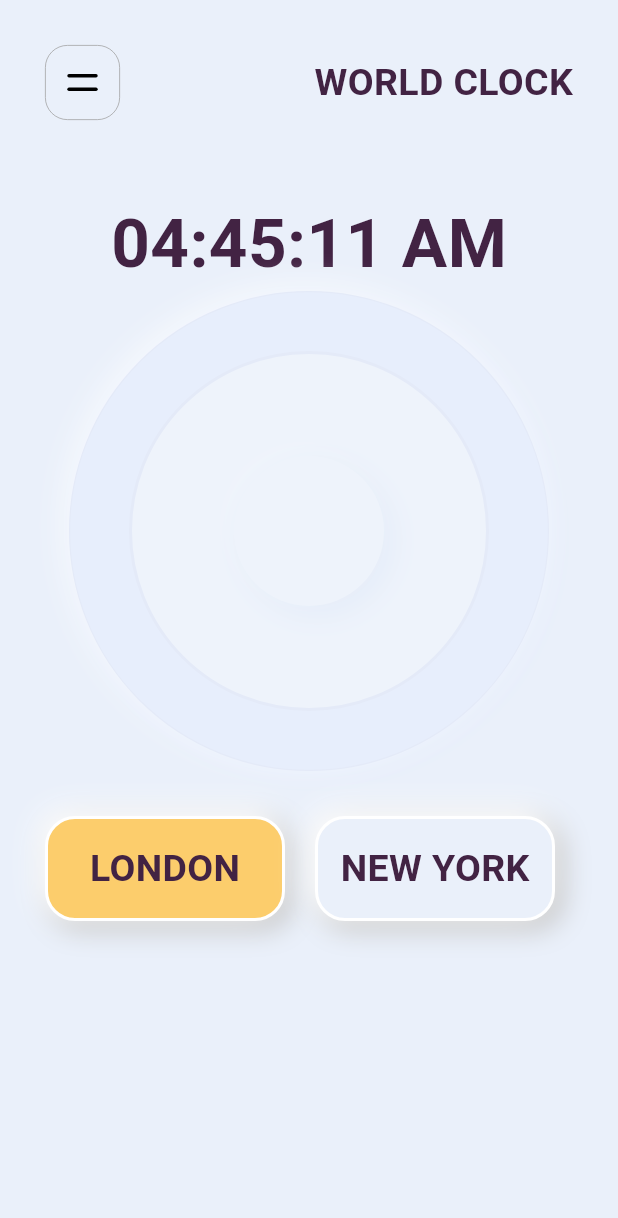
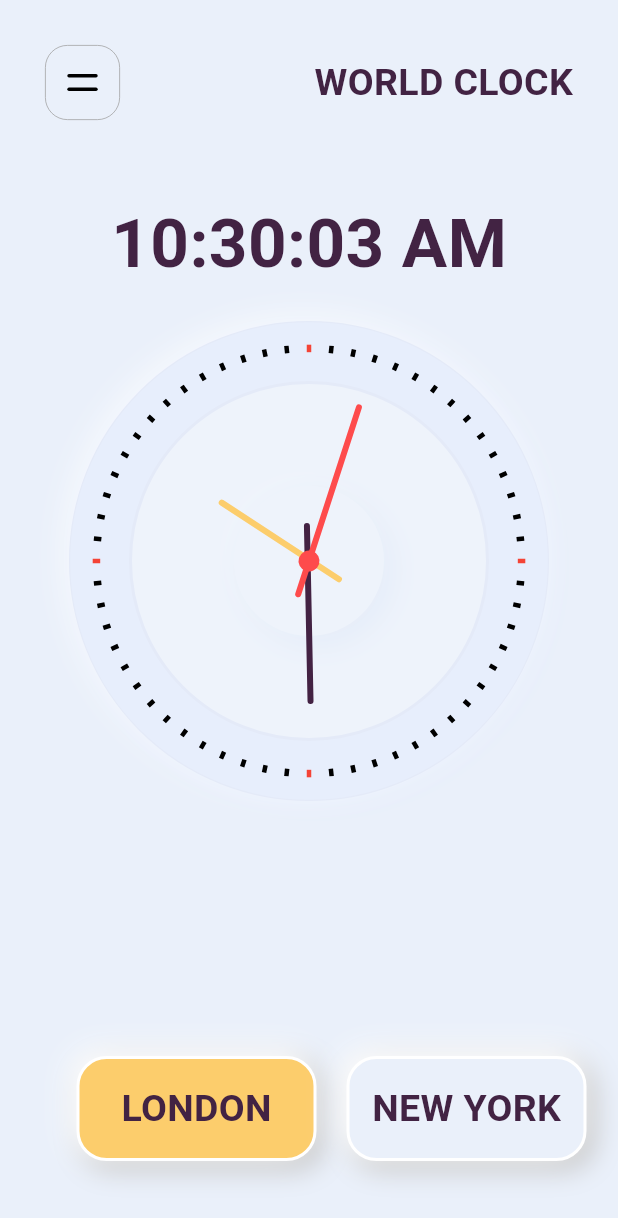
Before and after one commit to nikkieke/flutter_micro_interactions, a Flutter app: the ClockScreen screen opened directly, after a tap on "LONDON", on a phone screen of 412 x 824 dp. Shown: the top 1218 px of the screen. Run offline on Flutter 3.47's test engine with Material 3 defaults, Android fonts, the phone set to English and light mode, and no system bars; our stand-ins replace flutter_svg, percent_indicator, rive, smooth_page_indicator; missing offline and left inert: instant.

Commit message:
build clock widget

```diff
--- a/lib/features/clock_animation/screens/clock_screen.dart
+++ b/lib/features/clock_animation/screens/clock_screen.dart
@@ -1,6 +1,10 @@
+import 'dart:async';
+
 import 'package:flutter/material.dart';
 import 'package:flutter_micro_interactions/features/features.dart';
 import 'package:flutter_svg/svg.dart';
+import 'package:instant/instant.dart';
+import 'package:intl/intl.dart';
 
 
 
@@ -20,11 +24,10 @@ class _ClockScreenState extends State<ClockScreen> with TickerProviderStateMixin
   late Animation<double>_secondAnimation;
   late AnimationController _secondAnimationController;
 
-  void handleButtonPress(int index) {
-    setState(() {
-      selectedIndex = index;
-    });
-  }
+  String currentTime = DateFormat('hh:mm:ss a').format(curDateTimeByZone(zone: 'GMT'));
+  late Timer _timer;
+  DateTime now = DateTime.now();
+
 
   @override
   void initState() {
@@ -59,6 +62,13 @@ class _ClockScreenState extends State<ClockScreen> with TickerProviderStateMixin
         _secondAnimationController.reverse();
       }
     });
+    _timer = Timer.periodic(const Duration(seconds: 1), (timer) {
+      setState(() {
+        selectedIndex==0?
+        currentTime = DateFormat('hh:mm:ss a').format(curDateTimeByZone(zone: 'GMT'))
+        :currentTime = DateFormat('hh:mm:ss a').format(curDateTimeByZone(zone: 'EDT'));
+      });
+    });
     super.initState();
   }
 
@@ -66,9 +76,15 @@ class _ClockScreenState extends State<ClockScreen> with TickerProviderStateMixin
   @override
   void dispose() {
     _animationController.dispose();
+    _timer.cancel();
     super.dispose();
   }
 
+  void handleButtonPress(int index) {
+    setState(() {
+      selectedIndex = index;
+    });
+  }
 
   @override
   Widget build(BuildContext context) {
@@ -99,12 +115,20 @@ class _ClockScreenState extends State<ClockScreen> with TickerProviderStateMixin
                 ),
               ),
               const SizedBox(height: 50,),
-              const UiTexts(text: '04:45:11 AM', size: 45),
-              ClockFace(),
-              const SizedBox(height: 30,),
+              AnimatedCrossFade(
+                  firstChild: UiTexts(text: currentTime, size: 45),
+                  secondChild: UiTexts(text: currentTime, size: 45),
+                  crossFadeState: selectedIndex==0? CrossFadeState.showFirst:
+                    CrossFadeState.showSecond,
+                duration: const Duration(milliseconds: 600),
+              ),
+              const SizedBox(height: 20,),
+              ClockFace(isLondonSelected: selectedIndex==0,),
+              const Spacer(),
               Padding(
                 padding: const EdgeInsets.only(left: 30),
                 child: Row(
+                  mainAxisAlignment: MainAxisAlignment.center,
                   children: [
                     Transform.scale(
                       scale: _secondAnimation.value,
@@ -126,7 +150,6 @@ class _ClockScreenState extends State<ClockScreen> with TickerProviderStateMixin
                         onPressed: (){
                           handleButtonPress(1);
                           _animationController.forward();
-
                           },
                           isSelected: selectedIndex==1,
                           animation: _animation,
@@ -135,6 +158,7 @@ class _ClockScreenState extends State<ClockScreen> with TickerProviderStateMixin
                   ],
                 ),
               ),
+              const SizedBox(height: 50,),
             ],
           ),
       ),
--- /dev/null
+++ b/lib/features/clock_animation/widget/clock_dial_painter.dart
@@ -0,0 +1,55 @@
+import 'dart:math';
+
+import 'package:flutter/material.dart';
+
+class ClockDialPainter extends CustomPainter{
+  final tickerHeight = 5.0;
+
+  final tickerWidth= 2.5;
+  final Paint tickPaint = Paint()
+    ..color = Colors.black
+    ..strokeWidth = 3;
+
+  final Paint quarterTickPaint = Paint()
+    ..color =  Colors.red
+    ..strokeWidth = 3;
+
+
+  @override
+  void paint(Canvas canvas, Size size) {
+    const angle= 2 * pi / 60;
+    final width= size.width;
+    final height = size.height;
+
+    final radius = min(width, height) / 2;
+    final centerOffset = Offset(width / 2, height / 2);
+    canvas.save();
+
+    // drawing
+    canvas.translate(centerOffset.dx, centerOffset.dy);
+
+    for (var i = 0; i< 60; i++ ) {
+      bool isQuarterHour = i % 15 == 0;
+
+
+      if (isQuarterHour) {
+        canvas.drawLine(Offset(0, -radius ), Offset(0, -radius + tickerHeight), quarterTickPaint);
+
+      } else {
+        canvas.drawLine(Offset(0, -radius), Offset(0, -radius + tickerHeight), tickPaint);
+      }
+      if (i == 0) {}
+
+
+      canvas.rotate(angle);
+    }
+
+    canvas.restore();
+
+  }
+
+  @override
+  bool shouldRepaint(CustomPainter oldDelegate) {
+    return false;
+  }
+}
--- a/lib/features/clock_animation/widget/clock_face.dart
+++ b/lib/features/clock_animation/widget/clock_face.dart
@@ -1,10 +1,42 @@
+import 'dart:async';
+
 import 'package:flutter/material.dart';
+import 'package:flutter_micro_interactions/features/clock_animation/clock_animation.dart';
+import 'package:instant/instant.dart';
 
-class ClockFace extends StatelessWidget {
+class ClockFace extends StatefulWidget {
   const ClockFace({
-    super.key,
+    super.key, required this.isLondonSelected,
   });
 
+  final bool isLondonSelected;
+
+  @override
+  State<ClockFace> createState() => _ClockFaceState();
+}
+
+class _ClockFaceState extends State<ClockFace> {
+
+  DateTime currentDateAndTime = curDateTimeByZone(zone: 'GMT');
+  late Timer _timer;
+
+  @override
+  void initState() {
+    _timer = Timer.periodic(const Duration(seconds: 1), (timer) {
+      setState(() {
+        widget.isLondonSelected == true?
+        currentDateAndTime = curDateTimeByZone(zone: 'GMT'):
+        currentDateAndTime = curDateTimeByZone(zone: 'EDT');
+      });
+    });
+    super.initState();
+  }
+
+  @override
+  void dispose() {
+    _timer.cancel();
+    super.dispose();
+  }
   @override
   Widget build(BuildContext context) {
     return SizedBox(
@@ -14,6 +46,7 @@ class ClockFace extends StatelessWidget {
           Container(
             height: 320,
             width: double.maxFinite,
+            padding: const EdgeInsets.all(15),
             decoration: BoxDecoration(
                 shape: BoxShape.circle,
                 color:const Color(0xffE7EEFC),
@@ -33,6 +66,9 @@ class ClockFace extends StatelessWidget {
                     spreadRadius: 1,
                   ),
                 ]
+            ),
+            child: CustomPaint(
+              painter: ClockDialPainter(),
             ),
           ),
           Align(
@@ -73,6 +109,35 @@ class ClockFace extends StatelessWidget {
               ),
             ),
           ),
+          Align(
+            alignment: Alignment.center,
+            child: AspectRatio(
+              aspectRatio: 1.0,
+              child: Container(
+                height: 320,
+                width: double.maxFinite,
+                padding: const EdgeInsets.all(20),
+                decoration: const BoxDecoration(
+                    shape: BoxShape.circle,
+                    color:Colors.transparent,
+                ),
+                child: Stack(
+                  fit: StackFit.expand,
+                  children: [
+                    CustomPaint(
+                      painter: HourHand(currentTime: currentDateAndTime),
+                    ),
+                    CustomPaint(
+                      painter: MinutesHand(currentTime: currentDateAndTime),
+                    ),
+                    CustomPaint(
+                      painter: SecondHand(currentTime: currentDateAndTime),
+                    ),
+                  ],
+                ),
+              ),
+            ),
+          ),
         ],
       ),
     );
--- /dev/null
+++ b/lib/features/clock_animation/widget/hour_hand.dart
@@ -0,0 +1,50 @@
+import 'dart:math';
+
+import 'package:flutter/material.dart';
+import 'package:flutter_micro_interactions/features/clock_animation/clock_animation.dart';
+
+class HourHand extends CustomPainter{
+  final DateTime currentTime;
+
+  Paint hoursNeedlePaint = Paint()
+    ..color = UiColors.mustard
+    ..strokeWidth = 4
+    ..strokeCap = StrokeCap.round
+    ..style = PaintingStyle.stroke;
+
+
+  HourHand({required this.currentTime});
+
+  @override
+  void paint(Canvas canvas, Size size) {
+    final width= size.width;
+    final height = size.height;
+
+    final radius = min(width, height) / 2;
+    canvas.save();
+
+    //drawing
+    canvas.translate(radius, radius);
+
+    //checks if hour is greater than 12 before calculating rotation
+    canvas.rotate(currentTime.hour >=12?
+    2*pi*((currentTime.hour-12)/12 + (currentTime.hour/720)):
+    2*pi*((currentTime.hour/12)+ (currentTime.hour/720))
+    );
+    Path path= Path();
+
+    //hour hand stem
+    path.moveTo(-1.5, -radius/2);
+    path.lineTo(1.5, radius/6);
+
+
+    canvas.drawPath(path, hoursNeedlePaint);
+    canvas.restore();
+
+  }
+
+  @override
+  bool shouldRepaint(CustomPainter oldDelegate) {
+    return true;
+  }
+}
--- /dev/null
+++ b/lib/features/clock_animation/widget/minute_hand.dart
@@ -0,0 +1,46 @@
+import 'dart:math';
+
+import 'package:flutter/material.dart';
+import 'package:flutter_micro_interactions/features/clock_animation/clock_animation.dart';
+
+class MinutesHand extends CustomPainter{
+  final DateTime currentTime;
+
+  Paint minutesNeedlePaint = Paint()
+    ..color = UiColors.darkViolet
+    ..strokeWidth = 4
+    ..strokeCap = StrokeCap.round
+    ..style = PaintingStyle.stroke;
+
+  MinutesHand({required this.currentTime});
+
+  @override
+  void paint(Canvas canvas, Size size) {
+    final width= size.width;
+    final height = size.height;
+
+    final radius = min(width, height) / 2;
+    canvas.save();
+
+    //drawing
+    canvas.translate(radius, radius);
+
+    canvas.rotate(2*pi*((currentTime.minute+(currentTime.second/60))/60));
+
+    Path path= Path();
+    path.moveTo(-1.5, -radius/1.5);
+    path.lineTo(1.5, radius/6);
+
+    canvas.drawPath(path, minutesNeedlePaint);
+
+
+
+    canvas.restore();
+
+  }
+
+  @override
+  bool shouldRepaint(CustomPainter oldDelegate) {
+    return true;
+  }
+}
--- /dev/null
+++ b/lib/features/clock_animation/widget/second_hand.dart
@@ -0,0 +1,55 @@
+import 'dart:math';
+
+import 'package:flutter/material.dart';
+import 'package:flutter_micro_interactions/features/clock_animation/clock_animation.dart';
+
+class SecondHand extends CustomPainter{
+  final DateTime currentTime;
+
+  Paint secondsNeedlePaint = Paint()
+    ..color = UiColors.cherryRed
+    ..strokeWidth = 4
+    ..strokeCap = StrokeCap.round
+    ..style = PaintingStyle.stroke;
+
+  Paint secondsPoint = Paint()
+    ..color = UiColors.cherryRed
+    ..strokeWidth = 4
+    ..strokeCap = StrokeCap.round
+    ..style = PaintingStyle.fill;
+
+  SecondHand({required this.currentTime});
+
+  @override
+  void paint(Canvas canvas, Size size) {
+    final width= size.width;
+    final height = size.height;
+
+    final radius = min(width, height) / 2;
+    canvas.save();
+
+    //drawing
+    canvas.translate(radius, radius);
+
+    canvas.rotate(2*pi*currentTime.second/60);
+
+    Path path1= Path();
+    Path path2 = Path();
+
+    path1.moveTo(0.0, -radius/1.3);
+    path1.lineTo(0.0, radius/6);
+
+    path2.addOval(Rect.fromCircle(radius: 7.0, center: const Offset(0.0, 0.0)));
+
+    canvas.drawPath(path1, secondsNeedlePaint);
+    canvas.drawPath(path2, secondsPoint);
+
+    canvas.restore();
+
+  }
+
+  @override
+  bool shouldRepaint(SecondHand oldDelegate) {
+    return currentTime.second != oldDelegate.currentTime.second;
+  }
+}
```
